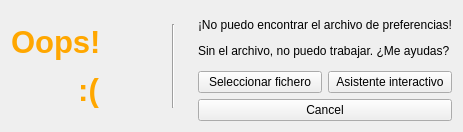
Old version of the form App/alertfilejson.ui in the repository tonilogar/ToolsPcot.
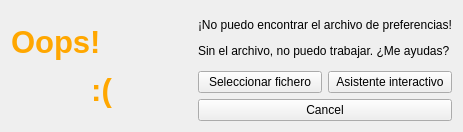
New version of the form.

```diff
--- a/App/alertfilejson.ui
+++ b/App/alertfilejson.ui
@@ -28,55 +28,6 @@
      </property>
     </widget>
    </item>
-   <item>
-    <layout class="QVBoxLayout" name="verticalLayout">
-     <item>
-      <spacer name="verticalSpacer">
-       <property name="orientation">
-        <enum>Qt::Vertical</enum>
-       </property>
-       <property name="sizeType">
-        <enum>QSizePolicy::Minimum</enum>
-       </property>
-       <property name="sizeHint" stdset="0">
-        <size>
-         <width>20</width>
-         <height>13</height>
-        </size>
-       </property>
-      </spacer>
-     </item>
-     <item>
-      <widget class="Line" name="line">
-       <property name="sizePolicy">
-        <sizepolicy hsizetype="Fixed" vsizetype="Expanding">
-         <horstretch>0</horstretch>
-         <verstretch>0</verstretch>
-        </sizepolicy>
-       </property>
-       <property name="orientation">
-        <enum>Qt::Vertical</enum>
-       </property>
-      </widget>
-     </item>
-     <item>
-      <spacer name="verticalSpacer_2">
-       <property name="orientation">
-        <enum>Qt::Vertical</enum>
-       </property>
-       <property name="sizeType">
-        <enum>QSizePolicy::Minimum</enum>
-       </property>
-       <property name="sizeHint" stdset="0">
-        <size>
-         <width>20</width>
-         <height>13</height>
-        </size>
-       </property>
-      </spacer>
-     </item>
-    </layout>
-   </item>
    <item>
     <layout class="QVBoxLayout" name="verticalLayout_2">
      <item>
```
